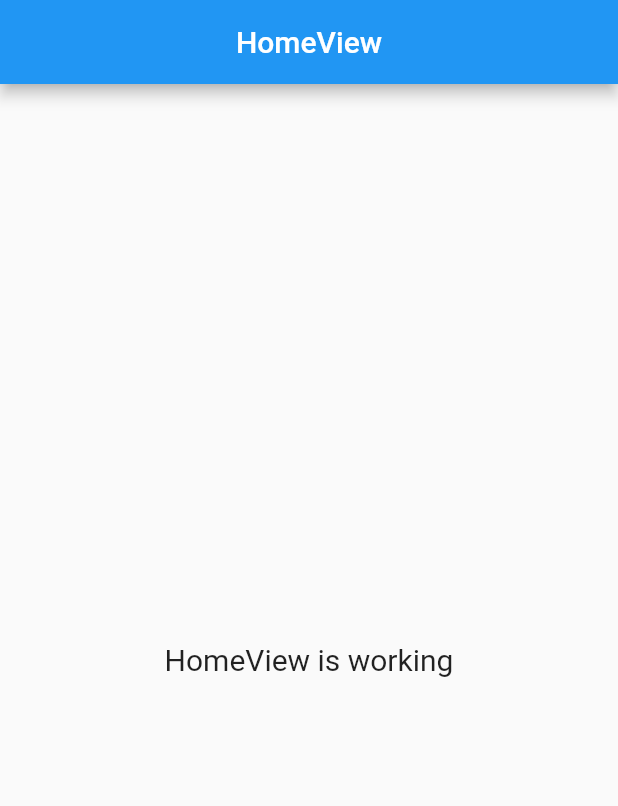
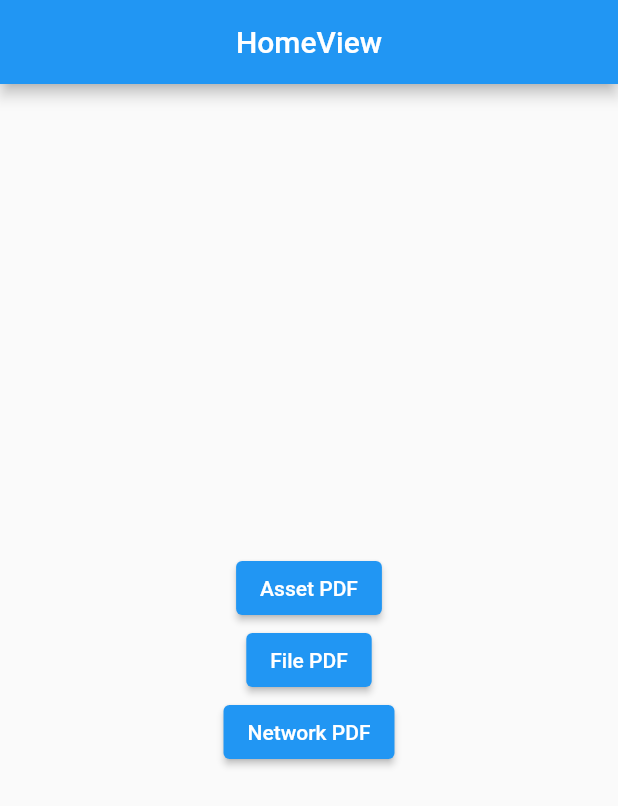
Before and after one commit to rsyd29/latihan_pdf_viewer, a Flutter app: the screen it shows after launch, on a phone screen of 412 x 824 dp. Shown: the top 806 px of the screen. Run offline on Flutter 3.47's test engine with Material 2 defaults, Android fonts, the phone set to English and light mode, and no system bars; our stand-ins replace get; missing offline and left inert: flutter_pdfview.

Commit message:
Membuat logic dan tampilan untuk membuka pdf view dari network pdf

```diff
--- a/lib/app/modules/home/controllers/home_controller.dart
+++ b/lib/app/modules/home/controllers/home_controller.dart
@@ -1,20 +1,25 @@
+import 'dart:io';
+
 import 'package:get/get.dart';
+import 'package:http/http.dart' as http;
+import 'package:path/path.dart';
+import 'package:path_provider/path_provider.dart';
 
 class HomeController extends GetxController {
-  //TODO: Implement HomeController
+  Future<File> loadNetwork(String url) async {
+    Uri uri = Uri.parse(url);
+    final response = await http.get(uri);
+    final bytes = response.bodyBytes;
 
-  final count = 0.obs;
-  @override
-  void onInit() {
-    super.onInit();
+    return _storeFile(url, bytes);
   }
 
-  @override
-  void onReady() {
-    super.onReady();
+  Future<File> _storeFile(String url, List<int> bytes) async {
+    final filename = basename(url);
+    final dir = await getApplicationDocumentsDirectory();
+
+    final file = File('${dir.path}/$filename');
+    await file.writeAsBytes(bytes, flush: true);
+    return file;
   }
-
-  @override
-  void onClose() {}
-  void increment() => count.value++;
 }
--- a/lib/app/modules/home/views/home_view.dart
+++ b/lib/app/modules/home/views/home_view.dart
@@ -1,6 +1,9 @@
+import 'dart:io';
+
 import 'package:flutter/material.dart';
 
 import 'package:get/get.dart';
+import 'package:latihan_pdf_viewer/app/modules/home/views/pdf_view.dart';
 
 import '../controllers/home_controller.dart';
 
@@ -13,11 +16,35 @@ class HomeView extends GetView<HomeController> {
         centerTitle: true,
       ),
       body: Center(
-        child: Text(
-          'HomeView is working',
-          style: TextStyle(fontSize: 20),
+        child: Column(
+          mainAxisAlignment: MainAxisAlignment.center,
+          children: [
+            ElevatedButton(
+              onPressed: () {},
+              child: Text('Asset PDF'),
+            ),
+            ElevatedButton(
+              onPressed: () {},
+              child: Text('File PDF'),
+            ),
+            ElevatedButton(
+              onPressed: () async {
+                final url =
+                    'https://library.uns.ac.id/wp-content/uploads/2016/04/EBOOK.pdf';
+                final file = await controller.loadNetwork(url);
+                openPDF(context, file);
+              },
+              child: Text('Network PDF'),
+            ),
+          ],
         ),
       ),
     );
   }
+
+  void openPDF(BuildContext context, File file) => Navigator.of(context).push(
+        MaterialPageRoute(
+          builder: (context) => PdfView(file: file),
+        ),
+      );
 }
--- /dev/null
+++ b/lib/app/modules/home/views/pdf_view.dart
@@ -0,0 +1,31 @@
+import 'dart:io';
+
+import 'package:flutter/material.dart';
+import 'package:path/path.dart';
+import 'package:flutter_pdfview/flutter_pdfview.dart';
+
+class PdfView extends StatefulWidget {
+  final File file;
+  const PdfView({
+    Key? key,
+    required this.file,
+  }) : super(key: key);
+
+  @override
+  _PdfViewState createState() => _PdfViewState();
+}
+
+class _PdfViewState extends State<PdfView> {
+  @override
+  Widget build(BuildContext context) {
+    final name = basename(widget.file.path);
+    return Scaffold(
+      appBar: AppBar(
+        title: Text(name),
+      ),
+      body: PDFView(
+        filePath: widget.file.path,
+      ),
+    );
+  }
+}
```
Also changed, not shown: pubspec.yaml (+7 -4 lines), pubspec.lock, 1 other file.
